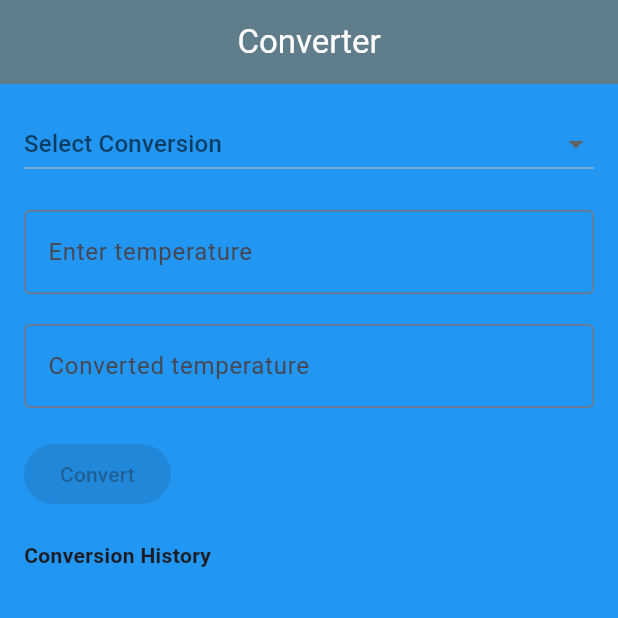
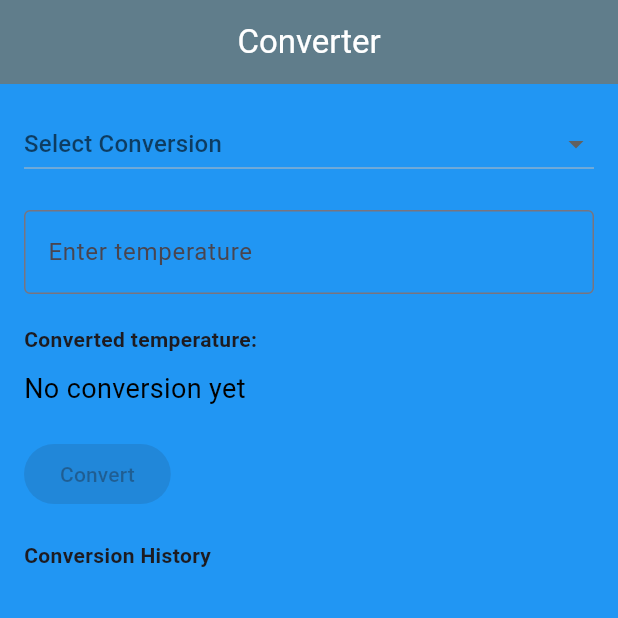
Before and after one commit to John-Akech/Temperature_Converter_App, a Flutter app: the screen it shows after launch, on a phone screen of 412 x 824 dp, the top half of it. Run offline on Flutter 3.47's test engine with Material 3 defaults, Android fonts, the phone set to English and light mode, and no system bars.

```diff
--- a/lib/main.dart
+++ b/lib/main.dart
@@ -45,10 +45,11 @@ class _TemperatureConverterAppState extends State<TemperatureConverterApp> {
         appBar: AppBar(
             title: const Center(
               child: Text(
-                'Converter', style: TextStyle(color: Colors.white),
+                'Converter',
+                style: TextStyle(color: Colors.white),
               ),
-            ), backgroundColor: Colors.blueGrey,
-        ),
+            ),
+            backgroundColor: Colors.blueGrey),
         body: SingleChildScrollView(
           child: Padding(
             padding: const EdgeInsets.all(16.0),
@@ -92,14 +93,15 @@ class _TemperatureConverterAppState extends State<TemperatureConverterApp> {
                   keyboardType: TextInputType.number,
                 ),
                 const SizedBox(height: 20),
-                // Non-editable output field
-                TextField(
-                  decoration: const InputDecoration(
-                    labelText: 'Converted temperature',
-                    border: OutlineInputBorder(),
-                  ),
-                  readOnly: true,
-                  controller: TextEditingController(text: convertedTemp),
+                // Non-editable output for converted temperature
+                const Text(
+                  'Converted temperature:',
+                  style: TextStyle(fontWeight: FontWeight.bold),
+                ),
+                const SizedBox(height: 10),
+                Text(
+                  convertedTemp.isEmpty ? 'No conversion yet' : convertedTemp,
+                  style: const TextStyle(fontSize: 18, color: Colors.black),
                 ),
                 const SizedBox(height: 20),
                 // Convert button
```
Also changed, not shown: 1 other file.
